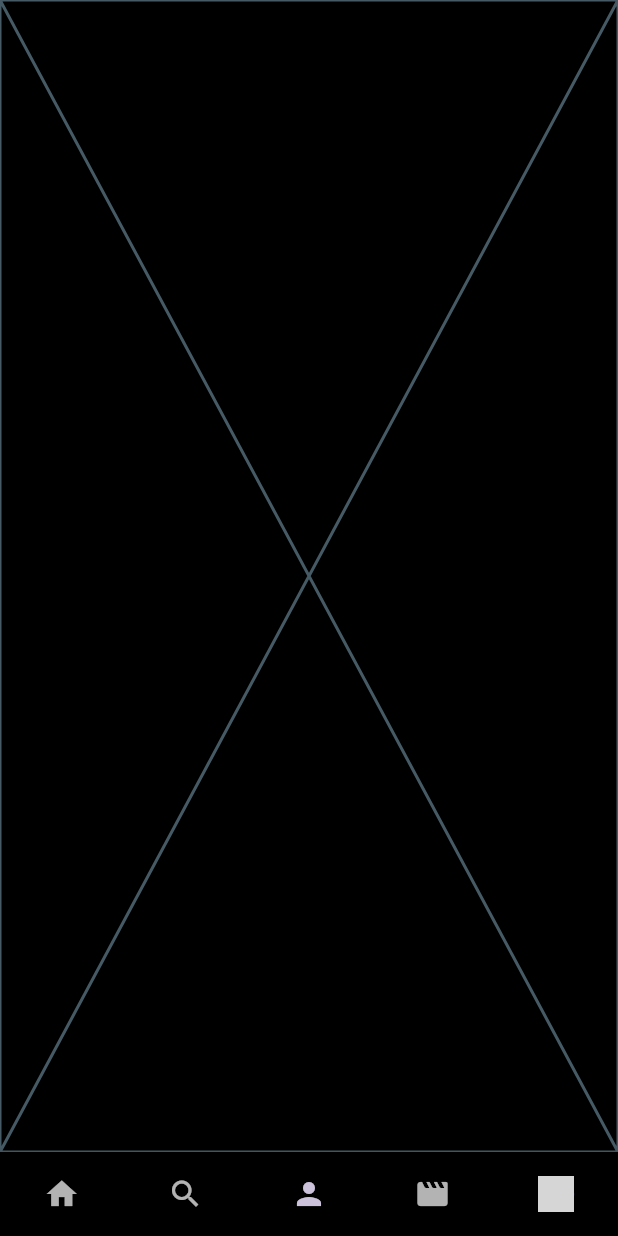
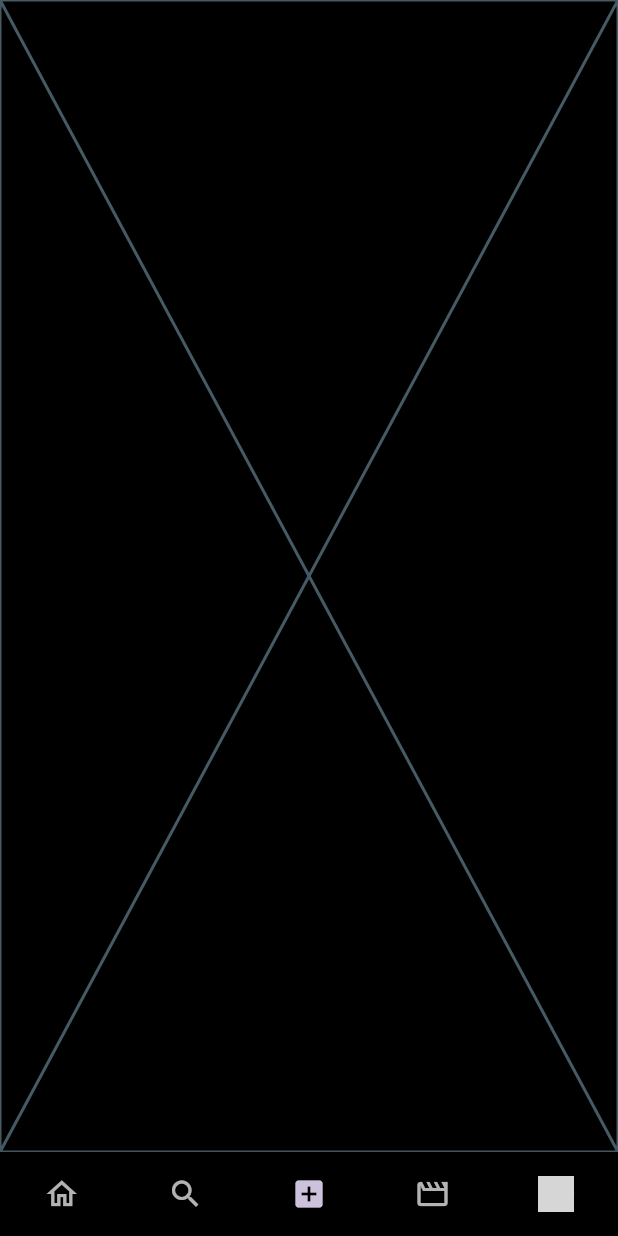
Before and after one commit to Mahender-Kumar/instagram_clone, a Flutter app: the screen it shows after launch, item 3 of the bottom bar chosen, on a phone screen of 412 x 824 dp. Run offline on Flutter 3.47's test engine with Material 3 defaults, Android fonts, the phone set to English and light mode, and no system bars; our stand-ins replace flutter_svg, video_player; network calls fail; grey boxes are pictures that could not be loaded.

Commit message:
icons added

```diff
--- a/lib/bottom_appbar.dart
+++ b/lib/bottom_appbar.dart
@@ -51,22 +51,27 @@ class _MyBottomAppBarState extends State<MyBottomAppBar> {
           showUnselectedLabels: false,
           currentIndex: _selectedIndex,
           onTap: _onItemTapped, // Handle tap events
-          items: const <BottomNavigationBarItem>[
+          items: <BottomNavigationBarItem>[
             BottomNavigationBarItem(
-              icon: Icon(Icons.home),
-              activeIcon: Icon(Icons.home_filled),
+              icon: Icon(Icons.home_outlined),
+              activeIcon: Icon(Icons.home_sharp),
               label: '',
             ),
             BottomNavigationBarItem(
-              icon: Icon(Icons.search),
+              icon: Icon(Icons.search_sharp),
+              activeIcon: Icon(Icons.search_rounded),
               label: '',
             ),
             BottomNavigationBarItem(
-              icon: Icon(Icons.person),
+              icon: Icon(Icons.add_box_outlined),
+              activeIcon: Icon(
+                Icons.add_box,
+              ),
               label: '',
             ),
             BottomNavigationBarItem(
-              icon: Icon(Icons.movie_creation_rounded),
+              activeIcon: Icon(Icons.movie_creation_rounded),
+              icon: Icon(Icons.movie_creation_outlined),
               label: '',
             ),
             BottomNavigationBarItem(
@@ -74,6 +79,20 @@ class _MyBottomAppBarState extends State<MyBottomAppBar> {
                 radius: 12,
                 backgroundImage: NetworkImage(
                     'https://cdn.pixabay.com/photo/2015/04/23/22/00/tree-736885__480.jpg'),
+              ),
+              activeIcon: Container(
+                decoration: BoxDecoration(
+                  border: Border.all(
+                    color: Colors.white,
+                    width: 1,
+                  ),
+                  shape: BoxShape.circle,
+                ),
+                child: CircleAvatar(
+                  radius: 12,
+                  backgroundImage: NetworkImage(
+                      'https://cdn.pixabay.com/photo/2015/04/23/22/00/tree-736885__480.jpg'),
+                ),
               ),
               label: '',
             ),
```
